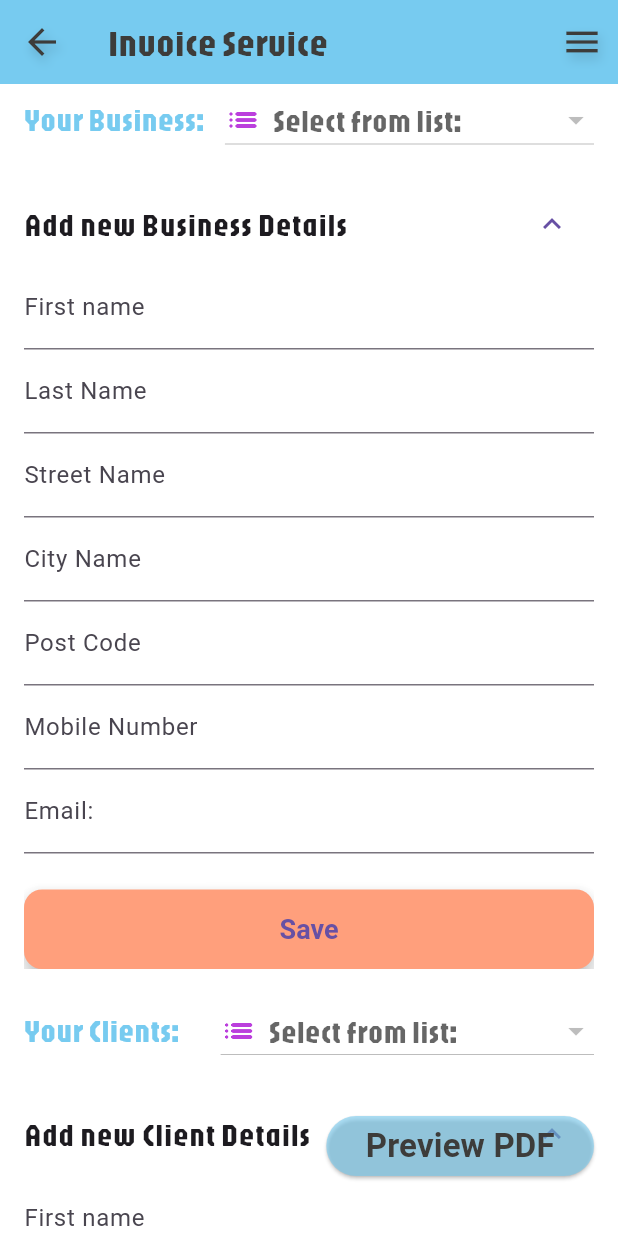
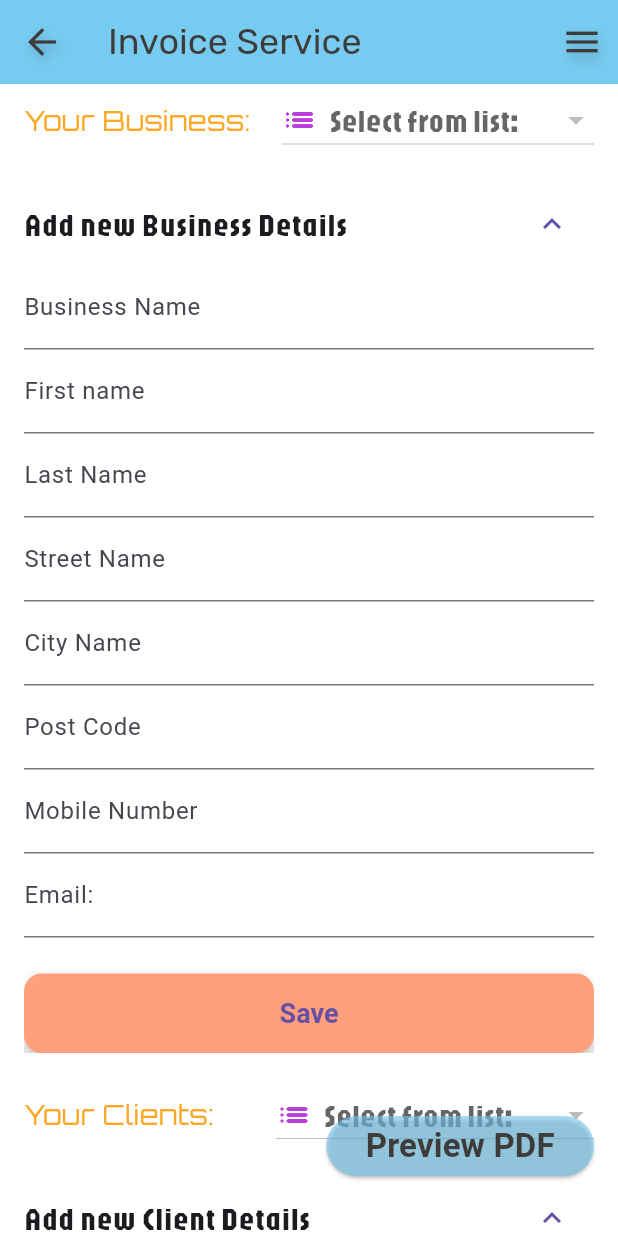
Before and after one commit to MichaelHiszpanski/business_manager, a Flutter app: the InvoiceManagerScreen screen opened by its route, after a tap on "Add new Business Details", after a tap on "Add new Client Details", on a phone screen of 412 x 824 dp. Run offline on Flutter 3.47's test engine with Material 3 defaults, Android fonts, the phone set to English and light mode, and no system bars; our stand-ins replace bloc, equatable, firebase_auth, firebase_core, flutter_bloc, flutter_colorpicker and 11 more; accounts and stored records are empty; project files that could hold a hidden picture were left out.

Commit message:
new fonts

```diff
--- a/lib/core/widgets/custom_app_bar/custom_app_bar.dart
+++ b/lib/core/widgets/custom_app_bar/custom_app_bar.dart
@@ -19,7 +19,7 @@ class CustomAppBar extends StatelessWidget implements PreferredSizeWidget {
         title,
         style: const TextStyle(
           color: Pallete.colorOne,
-          fontFamily: "Jaro",
+          fontFamily: "Rubik",
           fontSize: 24,
         ),
       ),
--- a/lib/feature/services/invoice_manager/models/business_details_model.dart
+++ b/lib/feature/services/invoice_manager/models/business_details_model.dart
@@ -1,6 +1,7 @@
 import 'package:equatable/equatable.dart';
 
 class BusinessDetailsModel extends Equatable {
+  final String businessName;
   final String businessFirstName;
   final String businessLastName;
   final String businessOwnerStreet;
@@ -10,6 +11,7 @@ class BusinessDetailsModel extends Equatable {
   final String businessOwnerEmail;
 
   const BusinessDetailsModel({
+    required this.businessName,
     required this.businessFirstName,
     required this.businessLastName,
     required this.businessOwnerStreet,
@@ -19,10 +21,11 @@ class BusinessDetailsModel extends Equatable {
     required this.businessOwnerEmail,
   });
 
-  String get displayName => "$businessFirstName $businessLastName";
+  String get displayName => "$businessName";
 
   @override
   List<Object?> get props => [
+        businessName,
         businessFirstName,
         businessLastName,
         businessOwnerStreet,
--- a/lib/feature/services/invoice_manager/presentation/screens/invoice_manager_screen.dart
+++ b/lib/feature/services/invoice_manager/presentation/screens/invoice_manager_screen.dart
@@ -29,6 +29,7 @@ class _InvoiceManagerScreenState extends State<InvoiceManagerScreen> {
   final List<InvoiceItemModel> _invoiceAddedItemsList = [];
   int _currentItemQuantity = 0;
   BusinessDetailsModel _selectedBusinessDetails = const BusinessDetailsModel(
+    businessName: "",
     businessFirstName: "",
     businessLastName: "",
     businessOwnerStreet: "",
@@ -52,7 +53,7 @@ class _InvoiceManagerScreenState extends State<InvoiceManagerScreen> {
     itemPrice: "",
     totalItems: "",
   );
-
+  final TextEditingController _businessName = TextEditingController();
   final TextEditingController _businessOwnerFirstName = TextEditingController();
   final TextEditingController _businessOwnerLastName = TextEditingController();
   final TextEditingController _businessOwnerStreet = TextEditingController();
@@ -83,6 +84,7 @@ class _InvoiceManagerScreenState extends State<InvoiceManagerScreen> {
       invoiceDateTimeCreated: DateTime.now(),
       invoiceNumber: _invoiceNumber.text,
       businessDetailsModel: BusinessDetailsModel(
+        businessName: _selectedBusinessDetails.businessName,
         businessFirstName: _selectedBusinessDetails.businessFirstName,
         businessLastName: _selectedBusinessDetails.businessLastName,
         businessOwnerStreet: _selectedBusinessDetails.businessOwnerStreet,
@@ -133,9 +135,9 @@ class _InvoiceManagerScreenState extends State<InvoiceManagerScreen> {
                   const Text(
                     "Your Business:    ",
                     style: TextStyle(
-                      fontFamily: "Jaro",
-                      fontSize: 20,
-                      color: Pallete.colorSix,
+                      fontFamily: "Orbitron",
+                      fontSize: 18,
+                      color: Pallete.colorFive,
                     ),
                   ),
                   Expanded(
@@ -156,6 +158,8 @@ class _InvoiceManagerScreenState extends State<InvoiceManagerScreen> {
                 title: "Add new Business Details",
                 children: [
                   PersonalDetailsInputs(
+                    isBusinessInputText: true,
+                    businessName: _businessName,
                     firstName: _businessOwnerFirstName,
                     lastName: _businessOwnerLastName,
                     street: _businessOwnerStreet,
@@ -173,9 +177,9 @@ class _InvoiceManagerScreenState extends State<InvoiceManagerScreen> {
                   const Text(
                     "Your Clients:        ",
                     style: TextStyle(
-                      fontFamily: "Jaro",
-                      fontSize: 20,
-                      color: Pallete.colorSix,
+                      fontFamily: "Orbitron",
+                      fontSize: 18,
+                      color: Pallete.colorFive,
                     ),
                   ),
                   Expanded(
@@ -213,9 +217,9 @@ class _InvoiceManagerScreenState extends State<InvoiceManagerScreen> {
                   const Text(
                     "Your Items:           ",
                     style: TextStyle(
-                      fontFamily: "Jaro",
-                      fontSize: 20,
-                      color: Pallete.colorSix,
+                      fontFamily: "Racing",
+                      fontSize: 18,
+                      color: Pallete.colorFive,
                     ),
                   ),
                   Expanded(
@@ -314,6 +318,7 @@ class _InvoiceManagerScreenState extends State<InvoiceManagerScreen> {
 
   void _saveBusinessDetails() {
     final newBusiness = BusinessDetailsModel(
+      businessName: _businessName.text,
       businessFirstName: _businessOwnerFirstName.text,
       businessLastName: _businessOwnerLastName.text,
       businessOwnerStreet: _businessOwnerStreet.text,
@@ -324,7 +329,9 @@ class _InvoiceManagerScreenState extends State<InvoiceManagerScreen> {
     );
 
     setState(() {
-      if (!_businessesList.contains(newBusiness)) {
+      if (!_businessesList.contains(newBusiness) &&
+          (_businessesList
+              .every((item) => item.businessName != _businessName.text))) {
         _businessesList.add(newBusiness);
         _businessOwnerFirstName.clear();
         _businessOwnerLastName.clear();
@@ -415,19 +422,4 @@ class _InvoiceManagerScreenState extends State<InvoiceManagerScreen> {
       }
     });
   }
-
-  void _onLeftItemsClicked(int index) {
-    switch (index) {
-      case 0:
-        setState(() {});
-        break;
-      case 1:
-        setState(() {});
-        break;
-      case 2:
-      default:
-        setState(() {});
-        break;
-    }
-  }
 }
--- a/lib/feature/services/invoice_manager/presentation/widgets/pdf_template_one.dart
+++ b/lib/feature/services/invoice_manager/presentation/widgets/pdf_template_one.dart
@@ -25,12 +25,14 @@ class PdfTemplateOne {
                     crossAxisAlignment: pw.CrossAxisAlignment.start,
                     children: [
                       pw.Text(
-                        pdfData.businessDetailsModel.businessFirstName,
+                        pdfData.businessDetailsModel.businessName,
                         style: pw.TextStyle(
-                          fontSize: 24,
+                          fontSize: 22,
                           fontWeight: pw.FontWeight.bold,
                         ),
                       ),
+                      pw.Text(
+                          "${pdfData.businessDetailsModel.businessFirstName} ${pdfData.businessDetailsModel.businessLastName}"),
                       pw.Text(pdfData.businessDetailsModel.businessOwnerStreet),
                       pw.Text(pdfData.businessDetailsModel.businessOwnerCity),
                       pw.Text(pdfData.businessDetailsModel.businessOwnerMobile),
--- a/lib/feature/services/invoice_manager/presentation/widgets/personal_details_inputs.dart
+++ b/lib/feature/services/invoice_manager/presentation/widgets/personal_details_inputs.dart
@@ -12,6 +12,8 @@ class PersonalDetailsInputs extends StatelessWidget {
   final TextEditingController mobile;
   final TextEditingController email;
   final VoidCallback onSaveData;
+  final TextEditingController? businessName;
+  final bool isBusinessInputText;
 
   const PersonalDetailsInputs({
     super.key,
@@ -23,12 +25,20 @@ class PersonalDetailsInputs extends StatelessWidget {
     required this.mobile,
     required this.email,
     required this.onSaveData,
+    this.businessName,
+    this.isBusinessInputText = false,
   });
 
   @override
   Widget build(BuildContext context) {
     return Column(
       children: [
+        if (isBusinessInputText) ...[
+          TextFormField(
+            controller: businessName,
+            decoration: const InputDecoration(labelText: 'Business Name'),
+          ),
+        ],
         TextFormField(
           controller: firstName,
           decoration: const InputDecoration(labelText: 'First name'),
```
Also changed, not shown: lib/feature/services/invoice_manager/presentation/widgets/invoice_details_inputs.dart (+1 -17 lines), pubspec.yaml (+22 -0 lines), assets/fonts/marker/PermanentMarker-Regular.ttf (added), assets/fonts/orbitron/Orbitron-Black.ttf (added), assets/fonts/orbitron/Orbitron-Bold.ttf (added), assets/fonts/orbitron/Orbitron-ExtraBold.ttf (added), assets/fonts/orbitron/Orbitron-Medium.ttf (added), assets/fonts/orbitron/Orbitron-Regular.ttf (added), assets/fonts/orbitron/Orbitron-SemiBold.ttf (added), assets/fonts/racing/RacingSansOne-Regular.ttf (added), assets/fonts/rubik/RubikWetPaint-Regular.ttf (added).
